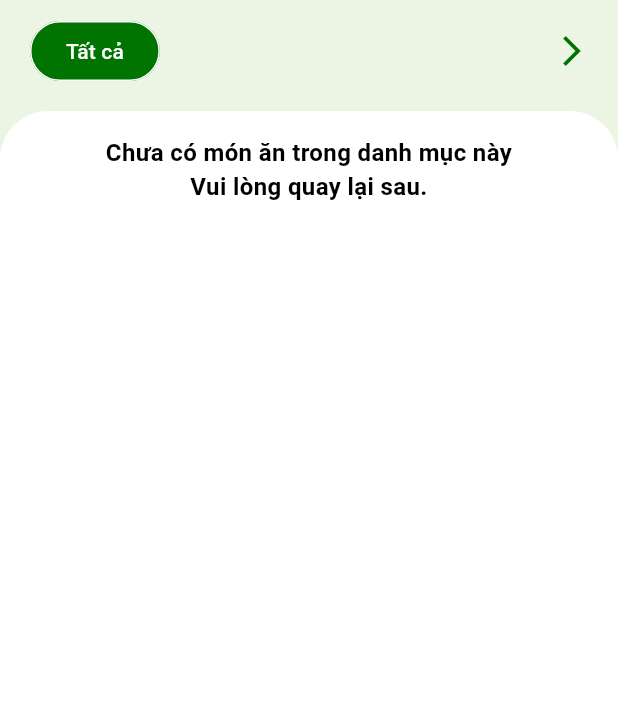
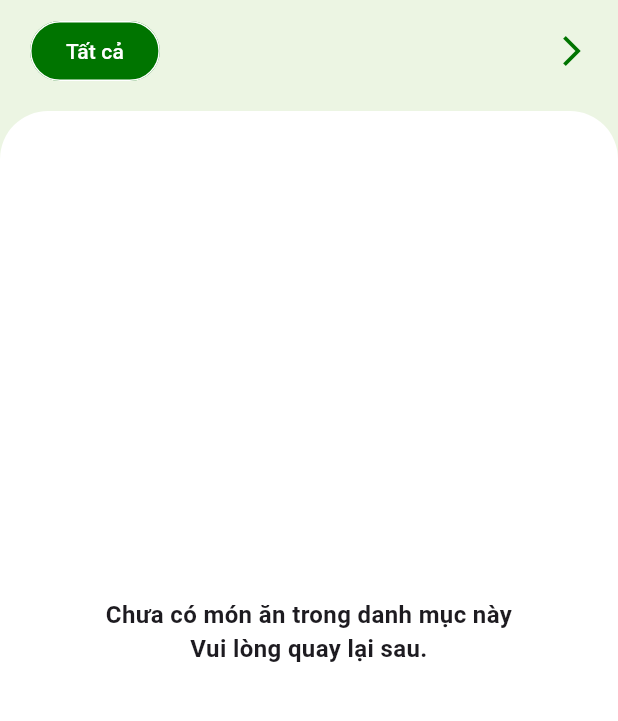
Before and after one commit to NguyenHongLoan125/lolly_app, a Flutter app: the CategoryDishScreen screen opened directly with empty values, on a phone screen of 412 x 824 dp, the part 84-805 px from its top. Run offline on Flutter 3.47's test engine with Material 3 defaults, Android fonts, the phone set to English and light mode, and no system bars; our stand-ins replace cached_network_image, flutter_secure_storage, get, go_router, google_fonts, shared_preferences and 1 more; accounts and stored records are empty.

Commit message:
update project

```diff
--- a/lolly_app/lib/main.dart
+++ b/lolly_app/lib/main.dart
@@ -4,6 +4,8 @@ import 'package:lolly_app/router.dart';
 import 'package:supabase_flutter/supabase_flutter.dart';
 import 'package:get/get.dart';
 import 'package:flutter_web_plugins/url_strategy.dart';
+
+import 'controllers/dish_controller.dart';
 
 void main() async {
   WidgetsFlutterBinding.ensureInitialized();
@@ -12,6 +14,7 @@ void main() async {
     anonKey: 'eyJhbGciOiJIUzI1NiIsInR5cCI6IkpXVCJ9.eyJpc3MiOiJzdXBhYmFzZSIsInJlZiI6ImZham1ycWVraXZwc250cmR5a2x4Iiwicm9sZSI6ImFub24iLCJpYXQiOjE3NDg2MjQxODUsImV4cCI6MjA2NDIwMDE4NX0.qP7fRO9HbRROLF-Rd0nJL9utUbC_PyRLn-VqFHbYcqU',
   );
   Get.put(CategoryController());
+  Get.put(DishController());
   usePathUrlStrategy();
   runApp(const MyApp());
 }
--- a/lolly_app/lib/views/screens/inner_screens/category_dish_screen.dart
+++ b/lolly_app/lib/views/screens/inner_screens/category_dish_screen.dart
@@ -1,9 +1,9 @@
 import 'package:flutter/material.dart';
-import 'package:go_router/go_router.dart';
+import 'package:get/get.dart';
+import 'package:lolly_app/controllers/dish_controller.dart';
 import 'package:lolly_app/models/catygory_models.dart';
 import 'package:lolly_app/views/screens/nav_screens/widgets/category_button_list.dart';
 import 'package:lolly_app/views/screens/nav_screens/widgets/dish_item.dart';
-import 'package:supabase_flutter/supabase_flutter.dart';
 
 class CategoryDishScreen extends StatefulWidget {
   final CategoryModel categoryModel;
@@ -22,7 +22,7 @@ class CategoryDishScreen extends StatefulWidget {
 class _CategoryDishScreenState extends State<CategoryDishScreen> {
   final ScrollController _scrollController = ScrollController();
   final double _categoryButtonWidth = 130;
-  String? _selectedSubCategory;
+  final DishController _dishController = Get.find();
 
   void _scrollRight() {
     final double newOffset =
@@ -38,46 +38,12 @@ class _CategoryDishScreenState extends State<CategoryDishScreen> {
     );
   }
 
-  Future<Map<int, String>> fetchCategories() async {
-    final response = await Supabase.instance.client
-        .from('categories')
-        .select('id, category_name');
-
-    Map<int, String> categoryMap = {};
-    for (var category in response) {
-      categoryMap[category['id']] = category['category_name'];
-    }
-
-    return categoryMap;
-  }
-
-  // Future<List<String>> fetchSubCategoriesByCategoryName(String categoryName) async {
-  //   final List<Map<String, dynamic>> data = await Supabase.instance.client
-  //       .from('sub_categories')
-  //       .select('sub_category_name, categories!inner(category_name)')
-  //       .eq('categories.category_name', categoryName);
-  //
-  //   return data.map<String>((e) => e['sub_category_name'] as String).toList();
-  // }
-
   @override
   Widget build(BuildContext context) {
-    final Stream<List<Map<String, dynamic>>> dishStream = Supabase.instance.client
-        .from('dishes')
-        .select('*, dish_sub_categories(categories, sub_categories(*, categories(id, category_name)))')
-        .order('created_at', ascending: false)
-        .asStream();
-
-
     return Scaffold(
       backgroundColor: const Color(0xFFECF5E3),
       appBar: AppBar(
         backgroundColor: const Color(0xFFECF5E3),
-        // leading: IconButton(
-        //   icon: const Icon(Icons.arrow_back_ios, color: Color(0xFF007400)),
-        //   onPressed: () => context.pop(),
-        // ),
-
         title: Text(
           widget.categoryModel.category_name,
           style: const TextStyle(
@@ -86,13 +52,11 @@ class _CategoryDishScreenState extends State<CategoryDishScreen> {
           ),
         ),
         centerTitle: true,
-
         actions: [
           Image.asset('assets/logo.png', height: 70, width: 70),
         ],
         elevation: 0,
       ),
-
       body: Column(
         crossAxisAlignment: CrossAxisAlignment.start,
         children: [
@@ -100,7 +64,7 @@ class _CategoryDishScreenState extends State<CategoryDishScreen> {
             padding: const EdgeInsets.only(top: 10),
             child: Row(
               children: [
-                Container(
+                SizedBox(
                   width: MediaQuery.of(context).size.width * 0.85,
                   child: Padding(
                     padding: const EdgeInsets.only(left: 20),
@@ -112,9 +76,9 @@ class _CategoryDishScreenState extends State<CategoryDishScreen> {
                           SubCategoryButtons(
                             categoryName: widget.categoryModel.category_name,
                             categoryModel: widget.categoryModel,
-                            selectedSubCategory: widget.subCategoryName, // <-- Sử dụng trực tiếp từ widget
+                            selectedSubCategory: widget.subCategoryName,
                             onSubCategorySelected: (selectedSubCat) {
-                              // Dùng setState nếu bạn cần highlight lại nút đã chọn
+                              // Handle UI update if needed
                             },
                           ),
                         ],
@@ -122,7 +86,7 @@ class _CategoryDishScreenState extends State<CategoryDishScreen> {
                     ),
                   ),
                 ),
-                Container(
+                SizedBox(
                   width: MediaQuery.of(context).size.width * 0.15,
                   child: IconButton(
                     icon: const Icon(Icons.arrow_forward_ios, color: Color(0xFF007400)),
@@ -145,7 +109,7 @@ class _CategoryDishScreenState extends State<CategoryDishScreen> {
               ),
               padding: const EdgeInsets.all(16),
               child: StreamBuilder<List<Map<String, dynamic>>>(
-                stream: dishStream,
+                stream: _dishController.getDishesStream(),
                 builder: (context, snapshot) {
                   if (snapshot.connectionState == ConnectionState.waiting) {
                     return const Center(child: CircularProgressIndicator());
@@ -155,48 +119,24 @@ class _CategoryDishScreenState extends State<CategoryDishScreen> {
                     return const Center(
                       child: Text(
                         'Không tải được dữ liệu món ăn',
-                        style: TextStyle(color: Colors.white),
+                        style: TextStyle(color: Colors.black),
                       ),
                     );
                   }
 
-                  final dishes = snapshot.data!;
-
-                  final filteredDishes = dishes.where((dish) {
-                    final dishSubCategories = dish['dish_sub_categories'];
-                    if (dishSubCategories == null || dishSubCategories.isEmpty) return false;
-
-                    for (final dishSubCategory in dishSubCategories) {
-                      final subCategory = dishSubCategory['sub_categories'];
-                      if (subCategory == null) continue;
-
-                      final category = subCategory['categories'];
-                      if (category == null) continue;
-
-                      final categoryName = category['category_name'];
-                      final subCategoryName = subCategory['sub_category_name'];
-
-                      if (categoryName == widget.categoryModel.category_name) {
-                        if (widget.subCategoryName != null) {
-                          if (subCategoryName == widget.subCategoryName) {
-                            return true;
-                          }
-                        } else {
-                          return true; // Trường hợp "Tất cả"
-                        }
-                      }
-                    }
-
-                    return false;
-                  }).toList();
-
-
+                  final filteredDishes = _dishController.filterDishesByCategory(
+                    allDishes: snapshot.data!,
+                    categoryName: widget.categoryModel.category_name,
+                    subCategoryName: widget.subCategoryName,
+                  );
 
                   if (filteredDishes.isEmpty) {
-                    return Text(
-                      'Chưa có món ăn trong danh mục này\nVui lòng quay lại sau.',
-                      textAlign: TextAlign.center,
-                      style: TextStyle(fontSize: 16, fontWeight: FontWeight.bold, color: Colors.black),
+                    return const Center(
+                      child: Text(
+                        'Chưa có món ăn trong danh mục này\nVui lòng quay lại sau.',
+                        textAlign: TextAlign.center,
+                        style: TextStyle(fontSize: 16, fontWeight: FontWeight.bold),
+                      ),
                     );
                   }
 
--- a/lolly_app/lib/views/screens/nav_screens/widgets/category_button_list.dart
+++ b/lolly_app/lib/views/screens/nav_screens/widgets/category_button_list.dart
@@ -1,6 +1,6 @@
 import 'package:flutter/material.dart';
-import 'package:get/get.dart';
 import 'package:go_router/go_router.dart';
+import 'package:lolly_app/controllers/dish_controller.dart';
 import 'package:supabase_flutter/supabase_flutter.dart';
 
 import '../../../../models/catygory_models.dart';
@@ -33,7 +33,6 @@ class _SubCategoryButtonsState extends State<SubCategoryButtons> {
     super.initState();
     selected = widget.selectedSubCategory;
   }
-
   @override
   void didUpdateWidget(covariant SubCategoryButtons oldWidget) {
     super.didUpdateWidget(oldWidget);
@@ -41,21 +40,12 @@ class _SubCategoryButtonsState extends State<SubCategoryButtons> {
       selected = widget.selectedSubCategory;
     }
   }
-
-  Future<List<String>> fetchSubCategories(String categoryName) async {
-    final List<Map<String, dynamic>> data = await Supabase.instance.client
-        .from('sub_categories')
-        .select('sub_category_name, categories!inner(category_name)')
-        .eq('categories.category_name', categoryName);
-
-    return data.map<String>((e) => e['sub_category_name'] as String).toList();
-  }
-
   @override
   Widget build(BuildContext context) {
+    final DishController _dishController = DishController();
     return FutureBuilder<List<String>>(
-      future: fetchSubCategories(widget.categoryName),
-      builder: (context, snapshot) {
+      future: _dishController.fetchSubCategories(widget.categoryName),
+        builder: (context, snapshot) {
         if (!snapshot.hasData) {
           return const CircularProgressIndicator();
         }
@@ -85,9 +75,6 @@ class _SubCategoryButtonsState extends State<SubCategoryButtons> {
                       'selectedSubCategory': subCat,
                     });              }
 
-                  print('Encoded Category: $encodedCategory');
-                  print('Encoded Sub: $encodedSub');
-
                 },
 
                 style: OutlinedButton.styleFrom(
--- a/lolly_app/lib/views/screens/nav_screens/widgets/menu_dish_item.dart
+++ b/lolly_app/lib/views/screens/nav_screens/widgets/menu_dish_item.dart
@@ -1,6 +1,6 @@
 import 'package:flutter/material.dart';
 import 'package:google_fonts/google_fonts.dart';
-import 'package:lolly_app/views/screens/nav_screens/widgets/add_to_menu.dart';
+import 'package:lolly_app/controllers/menu_controller.dart';
 
 class MenuDishItemWidget extends StatelessWidget {
   final Map<String, dynamic> dishData;
@@ -118,7 +118,6 @@ class MenuDishItemWidget extends StatelessWidget {
                       tooltip: "Xóa",
                     ),
                   )
-
                 ],
               ),
             ),
```
Also changed, not shown: lolly_app/lib/controllers/dish_controller.dart (added, +80 -0 lines), lolly_app/lib/controllers/menu_controller.dart (renamed from lolly_app/lib/views/screens/nav_screens/widgets/add_to_menu.dart, +14 -19 lines), lolly_app/lib/views/screens/nav_screens/calendar_screen.dart (+3 -13 lines), lolly_app/lib/views/screens/nav_screens/widgets/dish_item.dart (+15 -15 lines), lolly_app/lib/views/screens/nav_screens/widgets/popular_dishes_widget.dart (+4 -12 lines).
